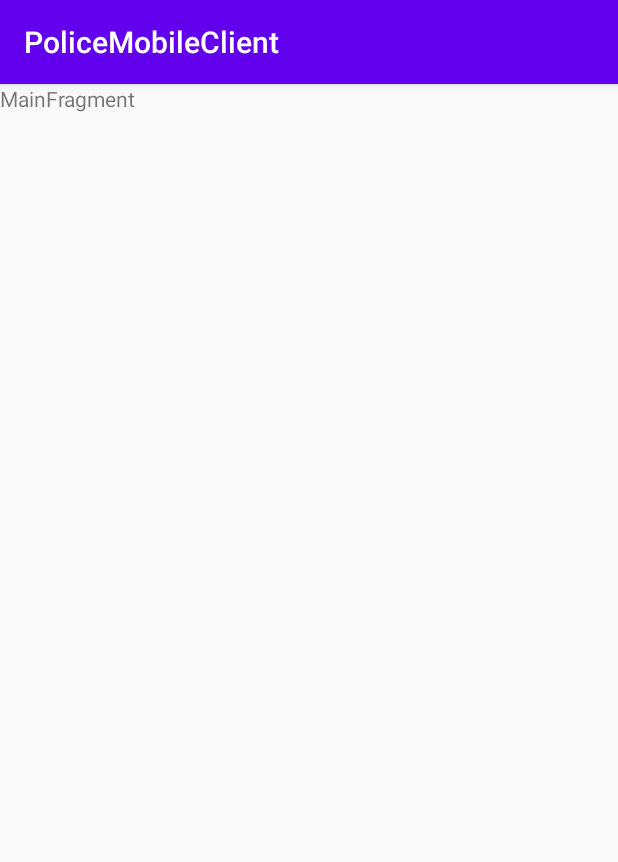
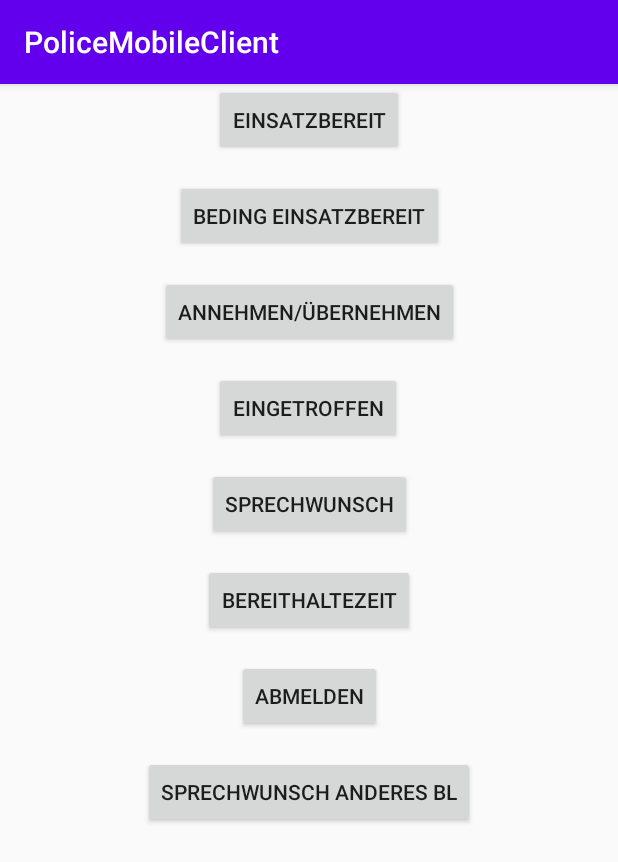
Before and after one commit to morrinxx/PolizeiLeitstelle, an Android app: the MainFragment screen opened through its navigation route, on a phone screen of 412 x 824 dp. Shown: the top 862 px of the screen. Run offline under Robolectric (Android 15) with nearby library versions, the phone set to English and light mode, and no system bars; our stand-ins replace data binding.

Commit message:
Added status buttons

```diff
--- a/MobileApp/app/src/main/java/at/htlleonding/policemobileclient/AuthenicationFragment.kt
+++ /dev/null
@@ -1,33 +0,0 @@
-package at.htlleonding.policemobileclient
-
-import android.os.Bundle
-import android.util.Log
-import androidx.fragment.app.Fragment
-import android.view.LayoutInflater
-import android.view.View
-import android.view.ViewGroup
-import android.widget.Toast
-import androidx.biometric.BiometricPrompt
-import androidx.databinding.DataBindingUtil
-import at.htlleonding.policemobileclient.databinding.FragmentAuthenicationBinding
-import kotlinx.android.synthetic.main.fragment_authenication.*
-import java.util.concurrent.Executors
-
-
-class AuthenicationFragment : Fragment() {
-
-    override fun onCreateView(
-        inflater: LayoutInflater, container: ViewGroup?,
-        savedInstanceState: Bundle?
-    ): View? {
-        val binding: FragmentAuthenicationBinding = DataBindingUtil.inflate(
-            inflater, R.layout.fragment_authenication, container, false
-        )
-        binding.btAuthenticationLogin.setOnClickListener { MainActivity.bP.authenticate(MainActivity.promptInfo) }
-        Log.d("AuthenticationFragment", "TEST")
-//        bt_authentication_login.setOnClickListener {
-//            MainActivity.bP.authenticate(MainActivity.promptInfo)
-//        }
-        return binding.root
-    }
-}
--- /dev/null
+++ b/MobileApp/app/src/main/java/at/htlleonding/policemobileclient/AuthenticationFragment.kt
@@ -0,0 +1,61 @@
+package at.htlleonding.policemobileclient
+
+import android.os.Bundle
+import android.util.Log
+import androidx.fragment.app.Fragment
+import android.view.LayoutInflater
+import android.view.View
+import android.view.ViewGroup
+import android.widget.Toast
+import androidx.biometric.BiometricPrompt
+import androidx.databinding.DataBindingUtil
+import androidx.navigation.findNavController
+import at.htlleonding.policemobileclient.databinding.FragmentAuthenicationBinding
+import kotlinx.android.synthetic.main.fragment_authenication.*
+import java.util.concurrent.Executors
+
+
+class AuthenticationFragment : Fragment() {
+    private val executor = Executors.newSingleThreadExecutor()
+
+    override fun onCreateView(
+        inflater: LayoutInflater, container: ViewGroup?,
+        savedInstanceState: Bundle?
+    ): View? {
+        val bP = BiometricPrompt(this, executor, object: BiometricPrompt.AuthenticationCallback(){
+            override fun onAuthenticationSucceeded(result: BiometricPrompt.AuthenticationResult) {
+                super.onAuthenticationSucceeded(result)
+                activity!!.runOnUiThread {
+                    Toast.makeText(activity, getString(R.string.main_successfulAuthentication), Toast.LENGTH_LONG).show()
+                }
+                bt_authentication_login.findNavController().navigate(R.id.action_authenicationFragment_to_mainFragment)
+            }
+
+
+            override fun onAuthenticationError(errorCode: Int, errString: CharSequence) {
+                super.onAuthenticationError(errorCode, errString)
+                if(errorCode != BiometricPrompt.ERROR_NEGATIVE_BUTTON){
+                    activity!!.runOnUiThread {
+                        Toast.makeText(activity, getString(R.string.main_authenticationError), Toast.LENGTH_LONG).show()
+                    }
+                }
+            }
+
+            override fun onAuthenticationFailed() {
+                activity!!.runOnUiThread {
+                    Toast.makeText(activity, getString(R.string.main_authenticationFailed), Toast.LENGTH_LONG).show()
+                }
+            }
+        })
+        val promptInfo = BiometricPrompt.PromptInfo.Builder()
+            .setTitle(getString(R.string.authenticate))
+            .setNegativeButtonText(getString(R.string.cancel))
+            .build()
+
+        val binding: FragmentAuthenicationBinding = DataBindingUtil.inflate(
+            inflater, R.layout.fragment_authenication, container, false
+        )
+        binding.btAuthenticationLogin.setOnClickListener { bP.authenticate(promptInfo) }
+        return binding.root
+    }
+}
--- a/MobileApp/app/src/main/java/at/htlleonding/policemobileclient/MainActivity.kt
+++ b/MobileApp/app/src/main/java/at/htlleonding/policemobileclient/MainActivity.kt
@@ -1,5 +1,6 @@
 package at.htlleonding.policemobileclient
 
+import android.content.Context
 import androidx.appcompat.app.AppCompatActivity
 import android.os.Bundle
 import android.widget.Toast
@@ -11,46 +12,16 @@ import kotlinx.android.synthetic.main.fragment_authenication.*
 import java.util.concurrent.Executors
 
 class MainActivity : AppCompatActivity() {
-    companion object{
-        lateinit var bP: BiometricPrompt
-        lateinit var promptInfo: BiometricPrompt.PromptInfo
-    }
 
     private lateinit var navController: NavController
-    private val executor = Executors.newSingleThreadExecutor()
+    companion object{
+        fun showToast(context: Context?, text:String){
+            Toast.makeText(context, text, Toast.LENGTH_LONG).show()
+        }
+    }
 
     override fun onCreate(savedInstanceState: Bundle?) {
         super.onCreate(savedInstanceState)
         setContentView(R.layout.activity_main)
-
-        bP = BiometricPrompt(this, executor, object: BiometricPrompt.AuthenticationCallback(){
-            override fun onAuthenticationSucceeded(result: BiometricPrompt.AuthenticationResult) {
-                super.onAuthenticationSucceeded(result)
-                runOnUiThread {
-                    Toast.makeText(this@MainActivity, getString(R.string.main_successfulAuthentication), Toast.LENGTH_LONG).show()
-                }
-
-            }
-
-
-            override fun onAuthenticationError(errorCode: Int, errString: CharSequence) {
-                super.onAuthenticationError(errorCode, errString)
-                if(errorCode != BiometricPrompt.ERROR_NEGATIVE_BUTTON){
-                    runOnUiThread {
-                        Toast.makeText(this@MainActivity, getString(R.string.main_authenticationError), Toast.LENGTH_LONG).show()
-                    }
-                }
-            }
-
-            override fun onAuthenticationFailed() {
-                runOnUiThread {
-                    Toast.makeText(this@MainActivity, getString(R.string.main_authenticationFailed), Toast.LENGTH_LONG).show()
-                }
-            }
-        })
-        promptInfo = BiometricPrompt.PromptInfo.Builder()
-            .setTitle(getString(R.string.authenticate))
-            .setNegativeButtonText(getString(R.string.cancel))
-            .build()
     }
 }
--- a/MobileApp/app/src/main/res/layout/activity_main.xml
+++ b/MobileApp/app/src/main/res/layout/activity_main.xml
@@ -6,7 +6,7 @@
     android:layout_height="match_parent"
     tools:context=".MainActivity">
 
-    <fragment
+    <androidx.fragment.app.FragmentContainerView
         android:id="@+id/fragment"
         android:name="androidx.navigation.fragment.NavHostFragment"
         android:layout_width="match_parent"
--- a/MobileApp/app/src/main/res/layout/fragment_authenication.xml
+++ b/MobileApp/app/src/main/res/layout/fragment_authenication.xml
@@ -8,7 +8,7 @@
         android:id="@+id/constraintLayout"
         android:layout_width="match_parent"
         android:layout_height="match_parent"
-        tools:context=".AuthenicationFragment" >
+        tools:context=".AuthenticationFragment" >
 
         <ImageView
             android:id="@+id/iv_autentication_logo"
--- a/MobileApp/app/src/main/res/layout/fragment_main.xml
+++ b/MobileApp/app/src/main/res/layout/fragment_main.xml
@@ -1,14 +1,97 @@
 <?xml version="1.0" encoding="utf-8"?>
-<FrameLayout xmlns:android="http://schemas.android.com/apk/res/android"
-    xmlns:tools="http://schemas.android.com/tools"
-    android:layout_width="match_parent"
-    android:layout_height="match_parent"
-    tools:context=".MainFragment">
+<layout xmlns:android="http://schemas.android.com/apk/res/android"
+    xmlns:app="http://schemas.android.com/apk/res-auto"
+    xmlns:tools="http://schemas.android.com/tools">
 
-    <!-- TODO: Update blank fragment layout -->
-    <TextView
+    <data>
+
+    </data>
+
+    <androidx.constraintlayout.widget.ConstraintLayout
+        android:id="@+id/constraintLayout"
         android:layout_width="match_parent"
         android:layout_height="match_parent"
-        android:text="MainFragment" />
+        tools:context=".MainFragment">
 
-</FrameLayout>
+        <Button
+            android:id="@+id/bt_main_status_4"
+            android:layout_width="wrap_content"
+            android:layout_height="wrap_content"
+            android:layout_marginTop="16dp"
+            android:text="@string/status_4"
+            app:layout_constraintEnd_toEndOf="parent"
+            app:layout_constraintHorizontal_bias="0.498"
+            app:layout_constraintStart_toStartOf="parent"
+            app:layout_constraintTop_toBottomOf="@+id/bt_main_status_3" />
+
+        <Button
+            android:id="@+id/bt_main_status_1"
+            android:layout_width="wrap_content"
+            android:layout_height="wrap_content"
+            android:text="@string/status_1"
+            app:layout_constraintEnd_toEndOf="parent"
+            app:layout_constraintStart_toStartOf="parent"
+            app:layout_constraintTop_toTopOf="parent" />
+
+        <Button
+            android:id="@+id/bt_main_status_2"
+            android:layout_width="wrap_content"
+            android:layout_height="wrap_content"
+            android:layout_marginTop="16dp"
+            android:text="@string/status_2"
+            app:layout_constraintEnd_toEndOf="parent"
+            app:layout_constraintStart_toStartOf="parent"
+            app:layout_constraintTop_toBottomOf="@+id/bt_main_status_1" />
+
+        <Button
+            android:id="@+id/bt_main_status_3"
+            android:layout_width="wrap_content"
+            android:layout_height="wrap_content"
+            android:layout_marginTop="16dp"
+            android:text="@string/status_3"
+            app:layout_constraintEnd_toEndOf="parent"
+            app:layout_constraintStart_toStartOf="parent"
+            app:layout_constraintTop_toBottomOf="@+id/bt_main_status_2" />
+
+        <Button
+            android:id="@+id/bt_main_status_5"
+            android:layout_width="wrap_content"
+            android:layout_height="wrap_content"
+            android:layout_marginTop="16dp"
+            android:text="@string/status_5"
+            app:layout_constraintEnd_toEndOf="parent"
+            app:layout_constraintStart_toStartOf="parent"
+            app:layout_constraintTop_toBottomOf="@+id/bt_main_status_4" />
+
+        <Button
+            android:id="@+id/bt_main_status_6"
+            android:layout_width="wrap_content"
+            android:layout_height="wrap_content"
+            android:layout_marginTop="16dp"
+            android:text="@string/status_6"
+            app:layout_constraintEnd_toEndOf="parent"
+            app:layout_constraintStart_toStartOf="parent"
+            app:layout_constraintTop_toBottomOf="@+id/bt_main_status_5" />
+
+        <Button
+            android:id="@+id/bt_main_status_7"
+            android:layout_width="wrap_content"
+            android:layout_height="wrap_content"
+            android:layout_marginTop="16dp"
+            android:text="@string/status_7"
+            app:layout_constraintEnd_toEndOf="parent"
+            app:layout_constraintStart_toStartOf="parent"
+            app:layout_constraintTop_toBottomOf="@+id/bt_main_status_6" />
+
+        <Button
+            android:id="@+id/bt_main_status_8"
+            android:layout_width="wrap_content"
+            android:layout_height="wrap_content"
+            android:layout_marginTop="16dp"
+            android:text="@string/status_8"
+            app:layout_constraintEnd_toEndOf="parent"
+            app:layout_constraintStart_toStartOf="parent"
+            app:layout_constraintTop_toBottomOf="@+id/bt_main_status_7" />
+
+    </androidx.constraintlayout.widget.ConstraintLayout>
+</layout>
--- a/MobileApp/app/src/main/res/navigation/nav_graph.xml
+++ b/MobileApp/app/src/main/res/navigation/nav_graph.xml
@@ -12,7 +12,7 @@
         tools:layout="@layout/fragment_main" />
     <fragment
         android:id="@+id/authenicationFragment"
-        android:name="at.htlleonding.policemobileclient.AuthenicationFragment"
+        android:name="at.htlleonding.policemobileclient.AuthenticationFragment"
         android:label="fragment_authenication"
         tools:layout="@layout/fragment_authenication" >
         <action
--- a/MobileApp/app/src/main/res/values/strings.xml
+++ b/MobileApp/app/src/main/res/values/strings.xml
@@ -10,4 +10,12 @@
     <!-- TODO: Remove or change this placeholder text -->
     <string name="hello_blank_fragment">Hello blank fragment</string>
     <string name="login">Login</string>
+    <string name="status_4">eingetroffen</string>
+    <string name="status_1">Einsatzbereit</string>
+    <string name="status_2">beding Einsatzbereit</string>
+    <string name="status_3">annehmen/übernehmen</string>
+    <string name="status_5">Sprechwunsch</string>
+    <string name="status_6">Bereithaltezeit</string>
+    <string name="status_7">abmelden</string>
+    <string name="status_8">Sprechwunsch anderes BL</string>
 </resources>
```
